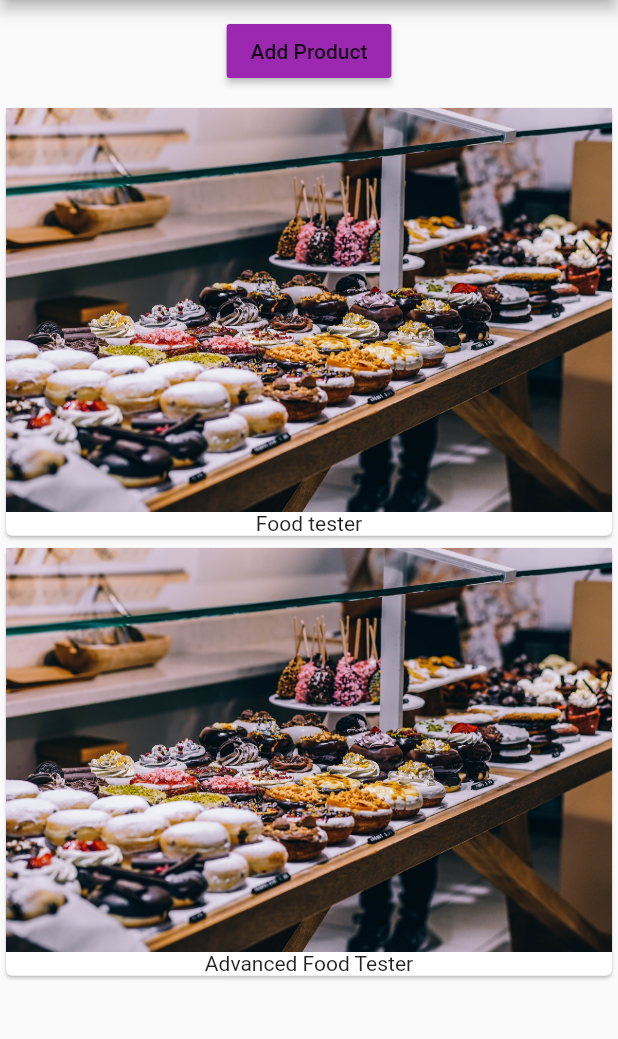
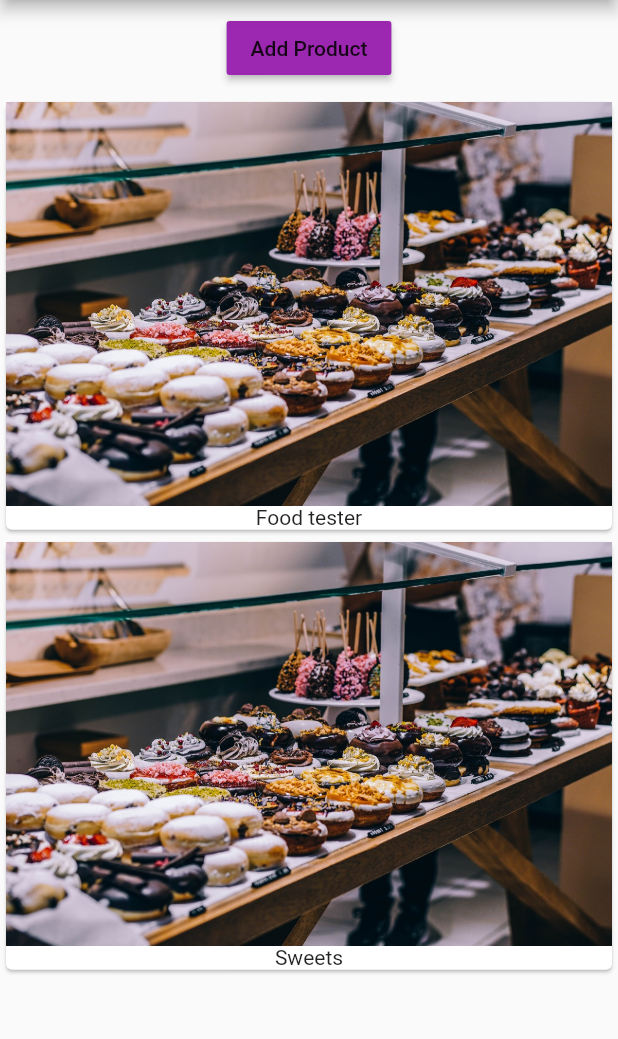
Before and after one commit to andreachagas/flutter_course, a Flutter app: the screen it shows after launch, after a tap on "Add Product", on a phone screen of 412 x 824 dp, the part 84-1123 px from its top. Run offline on Flutter 3.47's test engine with Material 2 defaults, Android fonts, the phone set to English and light mode, and no system bars.

Commit message:
Added product control and changed manager to add control

```diff
--- /dev/null
+++ b/lib/product_control.dart
@@ -0,0 +1,18 @@
+import 'package:flutter/material.dart';
+
+class ProductControl extends StatelessWidget {
+  final Function addProduct;
+
+  ProductControl(this.addProduct);
+
+  @override
+  Widget build(BuildContext context) {
+    return RaisedButton(
+          color: Theme.of(context).primaryColor,
+          onPressed: () {
+            addProduct('Sweets');
+          },
+          child: Text('Add Product'),
+        );
+  }
+}
--- a/lib/product_manager.dart
+++ b/lib/product_manager.dart
@@ -1,6 +1,7 @@
 import 'package:flutter/material.dart';
 
 import './products.dart';
+import './product_control.dart';
 
 class ProductManager extends StatefulWidget {
   final String startingProduct;
@@ -33,21 +34,19 @@ class _ProductManagerState extends State<ProductManager> {
     super.didUpdateWidget(oldWidget);
   }
 
+  void _addProduct(String product) {
+    setState(() {
+      _products.add(product);
+    });
+  }
+
   @override
   Widget build(BuildContext context) {
     print('[ProductManager State] build().');
     return Column(children: [
       Container(
-        margin: EdgeInsets.all(10.0),
-        child: RaisedButton(
-          color: Theme.of(context).primaryColor,
-          onPressed: () {
-            setState(() {
-              _products.add('Advanced Food Tester');
-            });
-          },
-          child: Text('Add Product'),
-        ),
+        margin: EdgeInsets.all(8.0),
+        child: ProductControl(_addProduct),
       ),
     Products(_products)
     ],);
```
